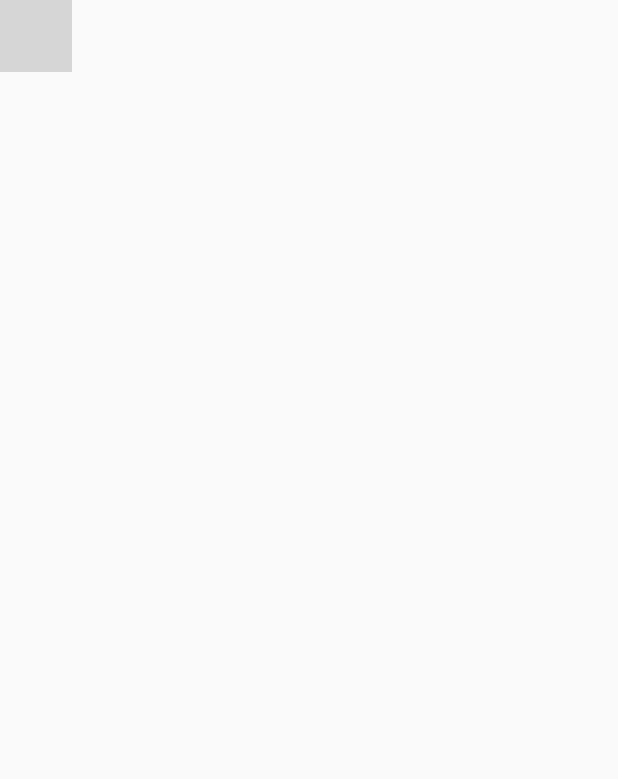
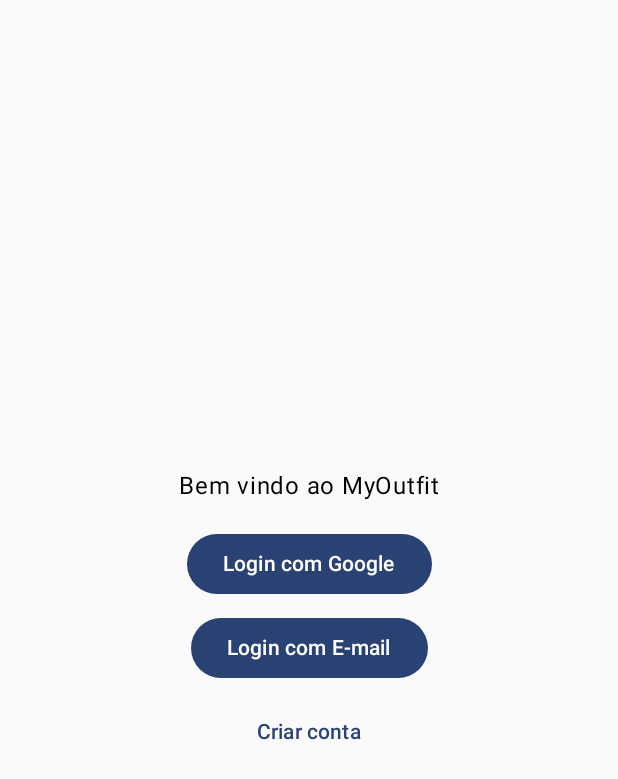
Before and after one commit to CasposoBR/MyOutfit, an Android app built with Jetpack Compose: the screen it shows after launch (MainActivity), on a phone screen of 412 x 824 dp. Shown: the top 779 px of the screen. Run offline under Robolectric (Android 15) with nearby library versions, the phone set to English and light mode, and no system bars; our stand-ins replace Dagger/Hilt's generated code; 1 statement that could not run was skipped; grey boxes are pictures that could not be loaded.

```diff
--- a/app/build.gradle.kts
+++ b/app/build.gradle.kts
@@ -50,6 +50,12 @@ android {
 }
 
 dependencies {
+//minhas dependencias:
+    implementation (libs.hilt.android)
+    implementation (libs.hilt.android.compiler)
+
+
+
 
     implementation(libs.androidx.core.ktx)
     implementation(libs.androidx.lifecycle.runtime.ktx)
--- /dev/null
+++ b/app/src/main/java/AuthScreen.kt
@@ -0,0 +1,45 @@
+import androidx.compose.foundation.layout.Arrangement
+import androidx.compose.foundation.layout.Column
+import androidx.compose.foundation.layout.Spacer
+import androidx.compose.foundation.layout.fillMaxSize
+import androidx.compose.foundation.layout.height
+import androidx.compose.material3.Button
+import androidx.compose.material3.Text
+import androidx.compose.material3.TextButton
+import androidx.compose.runtime.Composable
+import androidx.compose.ui.Alignment
+import androidx.compose.ui.Modifier
+import androidx.compose.ui.tooling.preview.Preview
+import androidx.compose.ui.unit.dp
+
+@Composable
+fun AuthScreen(authViewModel: AuthViewModel = viewModel()){
+    Column(
+        modifier = Modifier.fillMaxSize(),
+        verticalArrangement = Arrangement.Center,
+        horizontalAlignment = Alignment.CenterHorizontally
+    ) {
+
+        Text(text = "Bem vindo ao MyOutfit")
+        Spacer(modifier = Modifier.height(16.dp))
+        Button(onClick = {/* Implementar login com Google */ }) {
+            Text(text = "Login com Google")
+        }
+
+Spacer(modifier = Modifier.height(8.dp))
+        Button(onClick = {/*Implementar login com e-mail*/}){
+            Text(text = "Login com E-mail")
+        }
+
+        Spacer(modifier = Modifier.height(8.dp))
+        TextButton(onClick = { /* Navegar para cadastro */ }) {
+            Text(text = "Criar conta")
+        }
+    }
+}
+
+@Preview
+@Composable
+fun PreviewAuthScreen(){
+    AuthScreen()
+}
--- /dev/null
+++ b/app/src/main/java/MyOutfitApp.kt
@@ -0,0 +1,5 @@
+import android.app.Application
+import dagger.hilt.android.HiltAndroidApp
+
+@HiltAndroidApp
+class MyOutfitApp : Application()
--- a/app/src/main/java/com/example/myoutfit/MainActivity.kt
+++ b/app/src/main/java/com/example/myoutfit/MainActivity.kt
@@ -1,11 +1,13 @@
 package com.example.myoutfit
 
+import AuthScreen
 import android.os.Bundle
 import androidx.activity.ComponentActivity
 import androidx.activity.compose.setContent
 import com.example.myoutfit.ui.theme.MyOutfitTheme
+import dagger.hilt.android.AndroidEntryPoint
 
-
+@AndroidEntryPoint
 class MainActivity : ComponentActivity() {
     override fun onCreate(savedInstanceState: Bundle?) {
         super.onCreate(savedInstanceState)
--- a/gradle/libs.versions.toml
+++ b/gradle/libs.versions.toml
@@ -1,5 +1,6 @@
 [versions]
 agp = "8.6.0"
+hiltAndroidCompiler = "2.48"
 kotlin = "1.9.0"
 coreKtx = "1.15.0"
 junit = "4.13.2"
@@ -11,6 +12,8 @@ composeBom = "2024.04.01"
 
 [libraries]
 androidx-core-ktx = { group = "androidx.core", name = "core-ktx", version.ref = "coreKtx" }
+hilt-android = { module = "com.google.dagger:hilt-android", version.ref = "hiltAndroidCompiler" }
+hilt-android-compiler = { module = "com.google.dagger:hilt-android-compiler", version.ref = "hiltAndroidCompiler" }
 junit = { group = "junit", name = "junit", version.ref = "junit" }
 androidx-junit = { group = "androidx.test.ext", name = "junit", version.ref = "junitVersion" }
 androidx-espresso-core = { group = "androidx.test.espresso", name = "espresso-core", version.ref = "espressoCore" }
```
Also changed, not shown: app/src/main/java/AuthViewModel.kt (added, +10 -0 lines).
